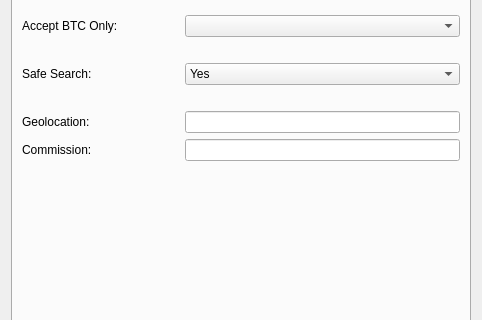
sschepis/syscoin2, file src/qt/forms/editofferdialog.ui: the form before one commit; both pictures show x 0 to 482 and y 175 to 495 of the 482 by 641 pixel window.
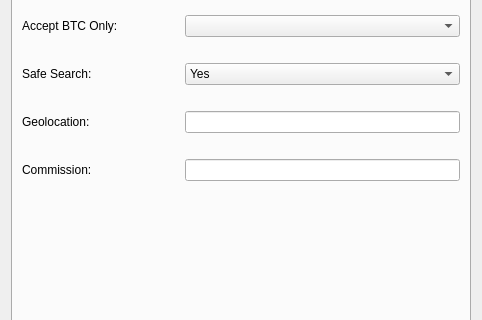
The form after the commit. The open tabs and pages were chosen to show the change.

The edit to the form file:
```diff
--- a/src/qt/forms/editofferdialog.ui
+++ b/src/qt/forms/editofferdialog.ui
@@ -279,7 +279,7 @@
        <item row="12" column="1">
         <widget class="QLineEdit" name="geoLocationEdit"/>
        </item>
-       <item row="14" column="1">
+       <item row="16" column="1">
         <spacer name="verticalSpacer_2">
          <property name="orientation">
           <enum>Qt::Vertical</enum>
@@ -292,16 +292,36 @@
          </property>
         </spacer>
        </item>
-       <item row="13" column="1">
+       <item row="14" column="1">
         <widget class="QLineEdit" name="commissionEdit"/>
        </item>
-       <item row="13" column="0">
+       <item row="14" column="0">
         <widget class="QLabel" name="commissionLabel">
          <property name="text">
           <string>Commission:</string>
          </property>
         </widget>
        </item>
+       <item row="13" column="1">
+        <widget class="QLabel" name="geolocationDisclaimer">
+         <property name="text">
+          <string/>
+         </property>
+         <property name="wordWrap">
+          <bool>true</bool>
+         </property>
+        </widget>
+       </item>
+       <item row="15" column="1">
+        <widget class="QLabel" name="commissionDisclaimer">
+         <property name="text">
+          <string/>
+         </property>
+         <property name="wordWrap">
+          <bool>true</bool>
+         </property>
+        </widget>
+       </item>
       </layout>
      </widget>
     </widget>
```
Left out of the diff: 2 changed lines with no effect on the pictures.
